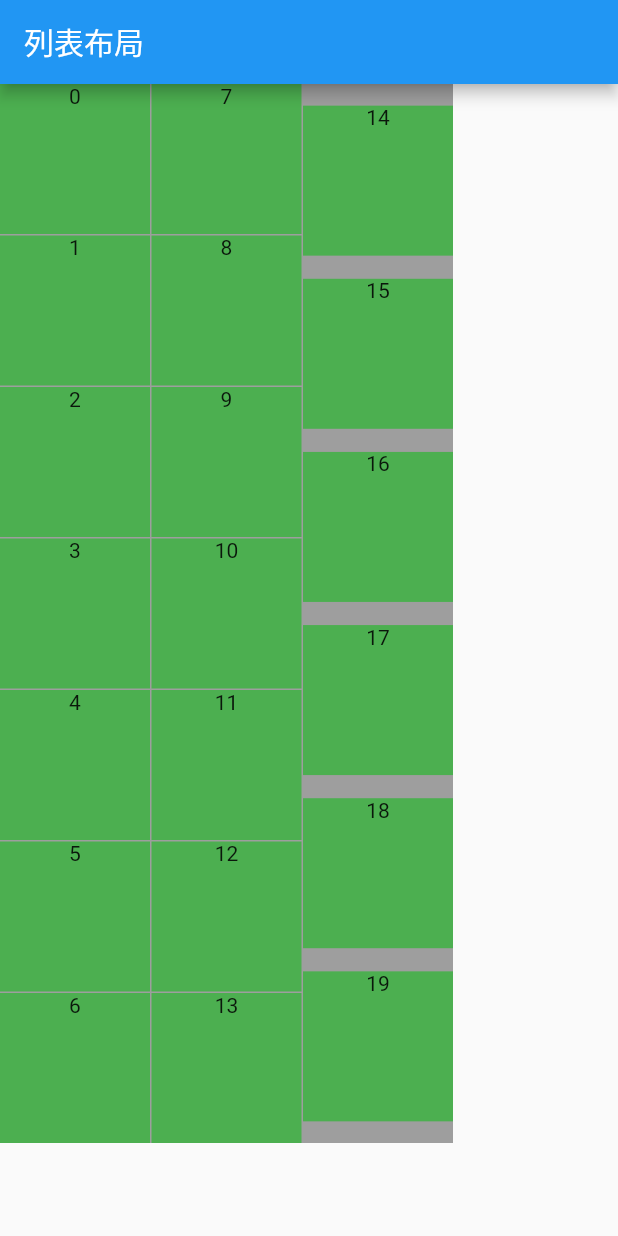
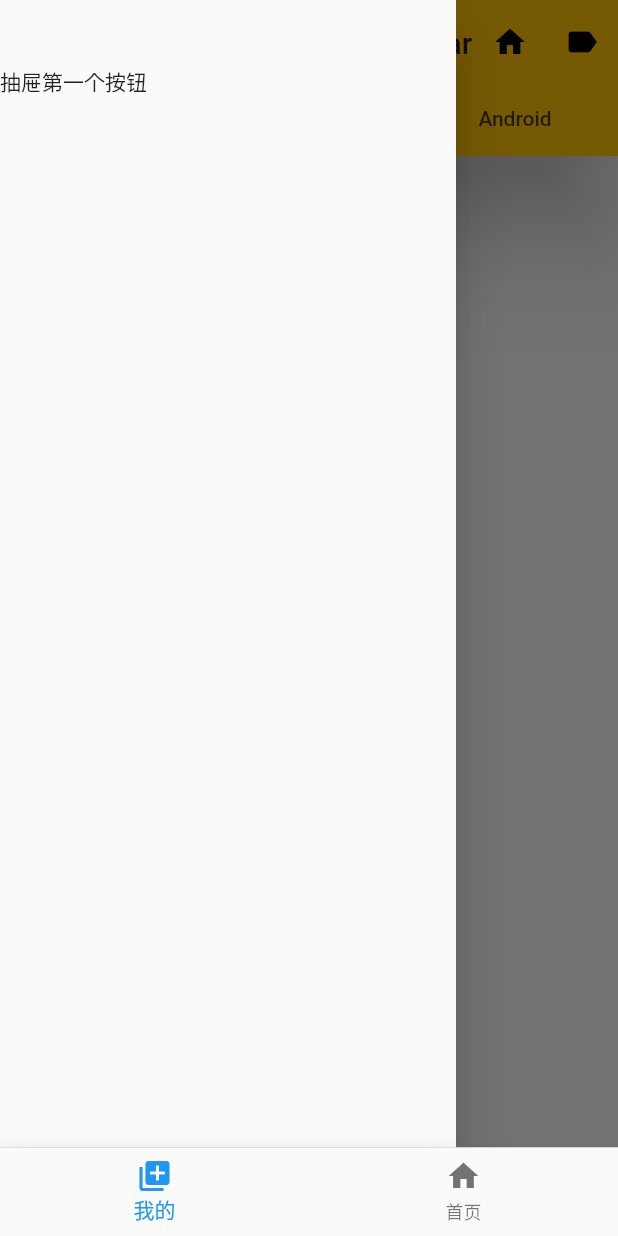
Before and after one commit to gdhGaoFei/flutter_study, a Flutter app: the screen it shows after launch, with the side drawer open (before the commit the screen has no drawer), on a phone screen of 412 x 824 dp. Run offline on Flutter 3.47's test engine with Material 2 defaults, Android fonts, the phone set to English and light mode, and no system bars; our stand-ins replace dio, flutter_easyrefresh, flutter_screenutil, flutter_swiper; missing offline and left inert: provide.

Commit message:
===== 继续努力

```diff
--- /dev/null
+++ b/FlutterApp/20210625001/flutter_test_1/lib/Widget/demo004.dart
@@ -0,0 +1,149 @@
+import 'package:flutter/material.dart';
+
+class PageDemo extends StatefulWidget {
+  //const PageDemo({ Key? key }) : super(key: key);
+
+  List<Widget> widgets = [
+    FlutterView(),
+    iOSView(),
+    AndroidView(),
+  ];
+
+  @override
+  _PageDemoState createState() => _PageDemoState();
+}
+
+class _PageDemoState extends State<PageDemo>
+    with SingleTickerProviderStateMixin {
+  List tabs = ["Flutter", "iOS", "Android"];
+  TabController _controller;
+  int _index = 0;
+  @override
+  void initState() {
+    // TODO: implement initState
+    _controller = TabController(
+      initialIndex: _index,
+      length: tabs.length,
+      vsync: this,
+    );
+    super.initState();
+    _controller.addListener(() {
+      setState(() {
+        _index = _controller.index;
+      });
+    });
+  }
+
+  @override
+  void dispose() {
+    // TODO: implement dispose
+    super.dispose();
+    _controller.dispose();
+  }
+
+  @override
+  Widget build(BuildContext context) {
+    return Scaffold(
+      appBar: AppBar(
+        title: Text("顶部的Segment - Tabbar"),
+        centerTitle: true, //文本是否居中
+        elevation: 30, //阴影
+        // leading: IconButton(
+        //   icon: Icon(Icons.add),
+        //   onPressed: () {
+        //     print("点击点击");
+        //   },
+        // ),
+        actions: [
+          IconButton(
+            icon: Icon(Icons.home),
+            onPressed: () {
+              print("home");
+            },
+          ),
+          IconButton(
+            icon: Icon(Icons.label),
+            onPressed: () {
+              print("第二个单击");
+            },
+          ),
+        ],
+        bottom: TabBar(
+          controller: _controller,
+          tabs: tabs
+              .map(
+                (e) => Tab(
+                  text: e,
+                ),
+              )
+              .toList(),
+        ),
+      ),
+      // body: widget.widgets[_index],
+      body: TabBarView(
+        children: widget.widgets,
+        controller: _controller,
+      ),
+      drawer: DrawerDemoView(),
+    );
+  }
+}
+
+///抽屉View
+class DrawerDemoView extends StatelessWidget {
+  //const DrawerDemoView({ Key? key }) : super(key: key);
+
+  @override
+  Widget build(BuildContext context) {
+    return Drawer(
+      child: MediaQuery.removePadding(
+        context: context,
+        child: Column(
+          crossAxisAlignment: CrossAxisAlignment.start,
+          children: [
+            Padding(
+              padding: EdgeInsets.only(
+                top: 44,
+              ),
+              child: Text("抽屉第一个按钮"),
+            ),
+          ],
+        ),
+        removeTop: true,
+      ),
+    );
+  }
+}
+
+class iOSView extends StatelessWidget {
+  //const iOSView({ Key? key }) : super(key: key);
+
+  @override
+  Widget build(BuildContext context) {
+    return Center(
+      child: Text("iOS"),
+    );
+  }
+}
+
+class AndroidView extends StatelessWidget {
+  //const AndroidView({ Key? key }) : su//per(key: key);
+
+  @override
+  Widget build(BuildContext context) {
+    return Center(
+      child: Text("Android"),
+    );
+  }
+}
+
+class FlutterView extends StatelessWidget {
+  //const FlutterView({ Key? key }) : super(key: key);
+
+  @override
+  Widget build(BuildContext context) {
+    return Center(
+      child: Text("Flutter"),
+    );
+  }
+}
--- /dev/null
+++ b/FlutterApp/20210625001/flutter_test_1/lib/Widget/demo005.dart
@@ -0,0 +1,52 @@
+//底部的选项卡
+
+import 'package:flutter/material.dart';
+import 'package:flutter_test_1/Widget/demo003.dart';
+import 'package:flutter_test_1/Widget/demo004.dart';
+
+class BottomNavBarDemo extends StatefulWidget {
+  //const BottomNavBarDemo({ Key? key }) : super(key: key);
+
+  List<Widget> tabs = [
+    PageDemo(),
+    RowDemo(),
+  ];
+
+  @override
+  _BottomNavBarDemoState createState() => _BottomNavBarDemoState();
+}
+
+class _BottomNavBarDemoState extends State<BottomNavBarDemo> {
+  int _index = 0;
+
+  @override
+  Widget build(BuildContext context) {
+    return Scaffold(
+      // appBar: AppBar(
+      //   title: Text("底部选项卡"),
+      // ),
+      bottomNavigationBar: BottomNavigationBar(
+        items: [
+          BottomNavigationBarItem(
+            icon: Icon(Icons.my_library_add),
+            label: "我的",
+          ),
+          BottomNavigationBarItem(
+            icon: Icon(Icons.home),
+            label: "首页",
+          ),
+        ],
+        currentIndex: _index,
+        onTap: (v) {
+          setState(() {
+            _index = v;
+          });
+        },
+      ),
+      // body: Center(
+      //   child: Text(_index.toString()),
+      // ),
+      body: widget.tabs[_index],
+    );
+  }
+}
--- a/FlutterApp/20210625001/flutter_test_1/lib/main.dart
+++ b/FlutterApp/20210625001/flutter_test_1/lib/main.dart
@@ -2,6 +2,8 @@ import 'package:flutter/material.dart';
 import 'package:flutter_test_1/Widget/Demo001.dart';
 import 'package:flutter_test_1/Widget/demo002.dart';
 import 'package:flutter_test_1/Widget/demo003.dart';
+import 'package:flutter_test_1/Widget/demo004.dart';
+import 'package:flutter_test_1/Widget/demo005.dart';
 
 main() {
   runApp(MyApp());
@@ -17,8 +19,13 @@ class MyApp extends StatelessWidget {
         "/": (context) => LoginPage(),
         // "menu": (context) => MenuPage(),
         "layout": (context) => RowDemo(),
+        "page": (context) => PageDemo(),
+        "bottomNav": (context) => BottomNavBarDemo(),
       },
-      initialRoute: "layout",
+      initialRoute: "bottomNav",
+      theme: ThemeData(
+        primaryColor: Colors.amber,
+      ),
       onGenerateRoute: (RouteSettings s) {
         print(s.name);
         switch (s.name) {
```
Also changed, not shown: FlutterApp/20210625001/flutter_test_1/lib/Widget/demo003.dart (+140 -2 lines).
